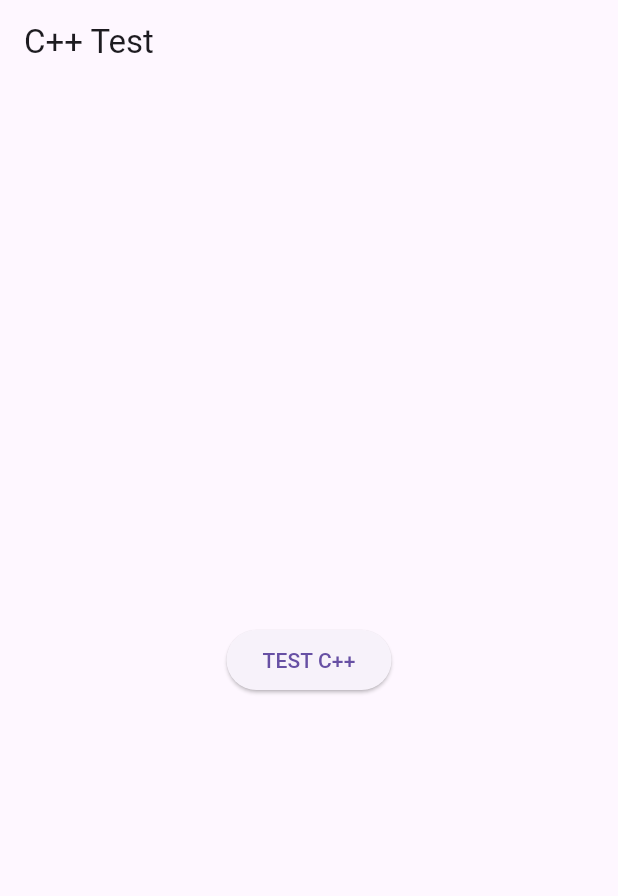
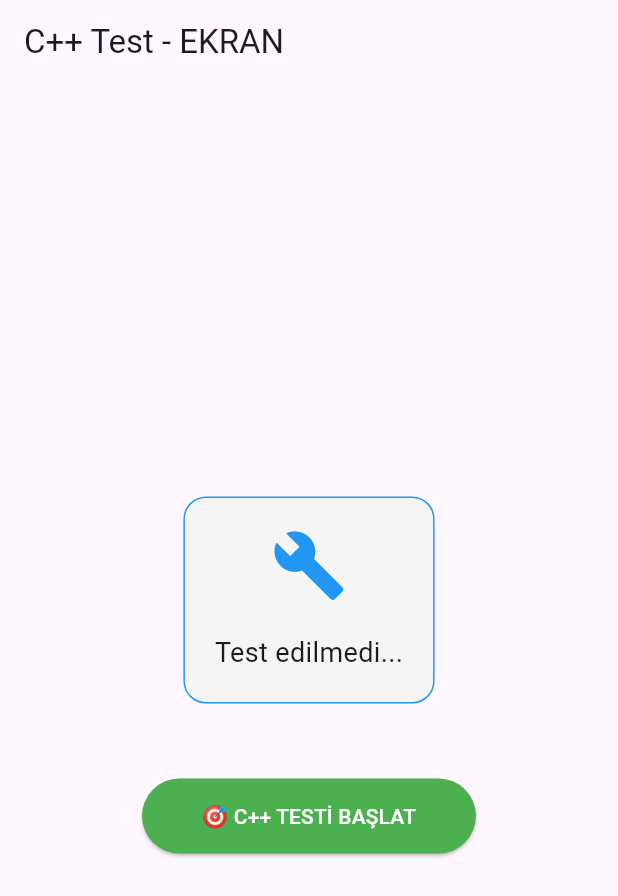
Before and after one commit to devsoftwareapp/app, a Flutter app: the screen it shows after launch, on a phone screen of 412 x 824 dp. Shown: the top 896 px of the screen. Run offline on Flutter 3.47's test engine with Material 3 defaults, Android fonts, the phone set to English and light mode, and no system bars; missing offline and left inert: dart:ffi.

Commit message:
Update main.dart

```diff
--- a/lib/main.dart
+++ b/lib/main.dart
@@ -2,23 +2,97 @@ import 'package:flutter/material.dart';
 import 'dart:ffi';
 import 'package:ffi/ffi.dart';
 
-void main() => runApp(const PDFReaderApp());
+void main() => runApp(const MyApp());
 
-class PDFReaderApp extends StatelessWidget {
-  const PDFReaderApp({super.key});
+class MyApp extends StatefulWidget {
+  const MyApp({super.key});
+
+  @override
+  State<MyApp> createState() => _MyAppState();
+}
+
+class _MyAppState extends State<MyApp> {
+  String _sonuc = "Test edilmedi...";
+  bool _testEdiliyor = false;
+
+  void _testCpp() async {
+    setState(() {
+      _testEdiliyor = true;
+      _sonuc = "🔧 Test başlıyor...";
+    });
+
+    await Future.delayed(const Duration(milliseconds: 100));
+
+    try {
+      setState(() => _sonuc = "📚 Library yükleniyor...");
+      final lib = DynamicLibrary.open('libpdf_renderer.so');
+      setState(() => _sonuc = "✅ Library yüklendi!");
+
+      await Future.delayed(const Duration(milliseconds: 500));
+
+      setState(() => _sonuc = "🔍 Fonksiyon aranıyor...");
+      final simpleAdd = lib.lookupFunction<
+        Int32 Function(Int32, Int32),
+        int Function(int, int)
+      >('Java_com_devsoftware_pdf_1reader_1manager_PDFRenderer_simpleAdd');
+      setState(() => _sonuc = "✅ Fonksiyon bulundu!");
+
+      await Future.delayed(const Duration(milliseconds: 500));
+
+      setState(() => _sonuc = "🎯 Fonksiyon çağrılıyor...");
+      final result = simpleAdd(2, 3);
+
+      setState(() => _sonuc = "🎉 BAŞARILI! 2 + 3 = $result\n\nC++ ÇALIŞIYOR! 🚀");
+
+    } catch (e) {
+      setState(() => _sonuc = "❌ HATA: $e");
+    } finally {
+      setState(() => _testEdiliyor = false);
+    }
+  }
 
   @override
   Widget build(BuildContext context) {
     return MaterialApp(
       home: Scaffold(
-        appBar: AppBar(title: const Text('C++ Test')),
+        appBar: AppBar(title: const Text('C++ Test - EKRAN')),
         body: Center(
           child: Column(
             mainAxisAlignment: MainAxisAlignment.center,
             children: [
+              Container(
+                padding: const EdgeInsets.all(20),
+                margin: const EdgeInsets.all(20),
+                decoration: BoxDecoration(
+                  color: Colors.grey[100],
+                  borderRadius: BorderRadius.circular(15),
+                  border: Border.all(color: Colors.blue),
+                ),
+                child: Column(
+                  children: [
+                    const Icon(Icons.build, size: 50, color: Colors.blue),
+                    const SizedBox(height: 20),
+                    Text(
+                      _sonuc,
+                      textAlign: TextAlign.center,
+                      style: const TextStyle(fontSize: 18),
+                    ),
+                    if (_testEdiliyor) ...[
+                      const SizedBox(height: 20),
+                      const CircularProgressIndicator(),
+                    ]
+                  ],
+                ),
+              ),
+              const SizedBox(height: 30),
               ElevatedButton(
-                onPressed: _testCpp,
-                child: const Text('TEST C++'),
+                onPressed: _testEdiliyor ? null : _testCpp,
+                style: ElevatedButton.styleFrom(
+                  backgroundColor: Colors.green,
+                  foregroundColor: Colors.white,
+                  padding: const EdgeInsets.symmetric(horizontal: 40, vertical: 15),
+                ),
+                child: const Text('🎯 C++ TESTİ BAŞLAT'),
               ),
             ],
           ),
@@ -26,22 +100,4 @@ class PDFReaderApp extends StatelessWidget {
       ),
     );
   }
-
-  void _testCpp() async {
-    try {
-      print('🔧 Testing C++...');
-      final lib = DynamicLibrary.open('libpdf_renderer.so');
-      print('✅ Library loaded');
-
-      final simpleAdd = lib.lookupFunction<
-        Int32 Function(Int32, Int32),
-        int Function(int, int)
-      >('Java_com_devsoftware_pdf_1reader_1manager_PDFRenderer_simpleAdd');
-
-      final result = simpleAdd(2, 3);
-      print('🎉 C++ Result: 2 + 3 = $result');
-    } catch (e) {
-      print('❌ C++ Error: $e');
-    }
-  }
 }
```
